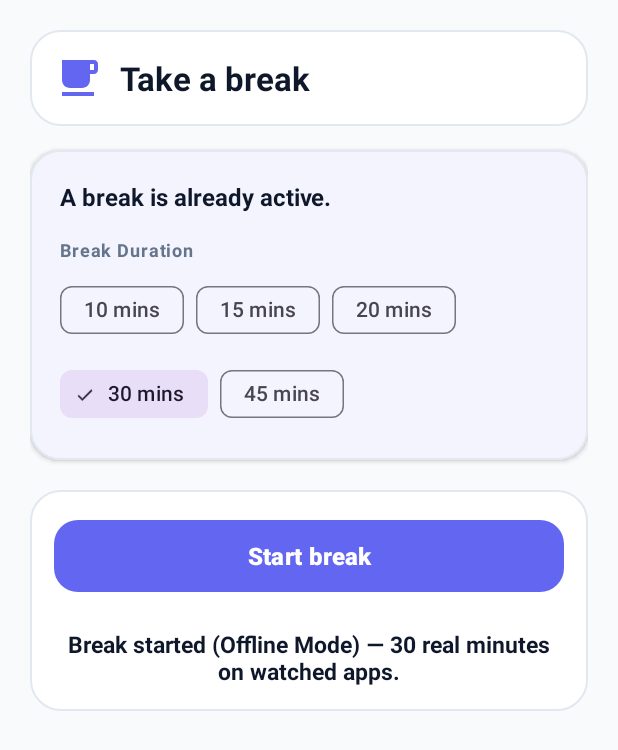
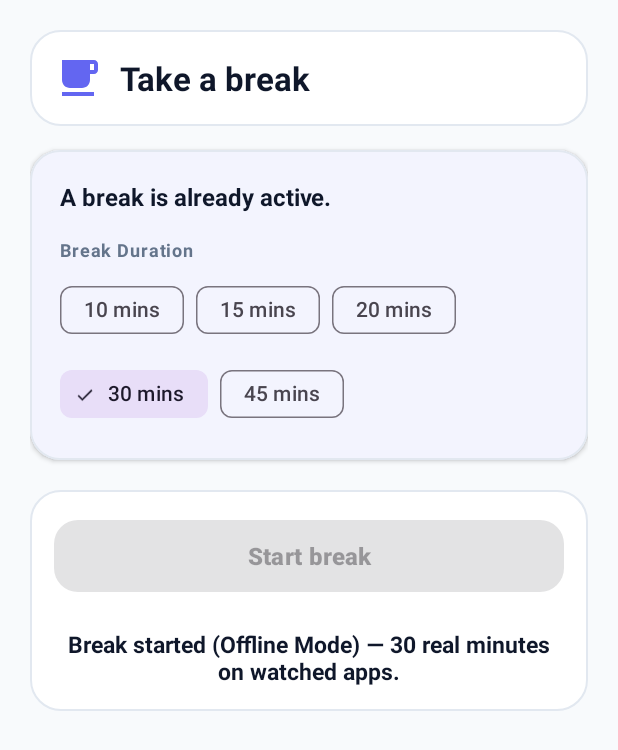
Before and after one commit to parvazai9717-hash/lockout-gate, an Android app: the BreakActivity screen opened directly, with no data from a screen before it, after a tap on "Start break", on a phone screen of 412 x 824 dp. Shown: the top 750 px of the screen. Run offline under Robolectric (Android 15) with nearby library versions, the phone set to English and light mode, and no system bars; pictures from the network do not load.

Commit message:
Prevent daily break count reset from server syncs during hard lock

```diff
--- a/android/app/src/main/java/com/lockout/gate/BreakActivity.kt
+++ b/android/app/src/main/java/com/lockout/gate/BreakActivity.kt
@@ -85,12 +85,15 @@ class BreakActivity : AppCompatActivity() {
 
     private fun render() {
         val info = findViewById<TextView>(R.id.breakInfoText)
-        info.text = if (store.activeBreak) {
-            getString(R.string.break_info_already_active)
-        } else {
-            getString(R.string.break_info, store.breaksRemainingToday, store.selectedBreakMinutes)
+        val limitReached = store.breaksRemainingToday <= 0 || store.breaksUsedToday >= store.dailyBreakCap()
+        info.text = when {
+            store.activeBreak -> getString(R.string.break_info_already_active)
+            limitReached -> getString(R.string.break_result_limit_reached)
+            else -> getString(R.string.break_info, store.breaksRemainingToday, store.selectedBreakMinutes)
         }
-        findViewById<Button>(R.id.submitBreakButton).setText(R.string.break_submit_simple)
+        val submitBtn = findViewById<Button>(R.id.submitBreakButton)
+        submitBtn.setText(R.string.break_submit_simple)
+        submitBtn.isEnabled = !store.activeBreak && !limitReached
     }
 
     private fun submit() {
@@ -101,6 +104,11 @@ class BreakActivity : AppCompatActivity() {
         }
         if (store.activeBreak) {
             Toast.makeText(this, R.string.break_info_already_active, Toast.LENGTH_SHORT).show()
+            return
+        }
+        val limitReached = store.breaksRemainingToday <= 0 || store.breaksUsedToday >= store.dailyBreakCap()
+        if (limitReached) {
+            Toast.makeText(this, R.string.break_result_limit_reached, Toast.LENGTH_SHORT).show()
             return
         }
         submitSimple()
```
Also changed, not shown: android/app/src/main/java/com/lockout/gate/state/SessionStore.kt (+6 -2 lines).
